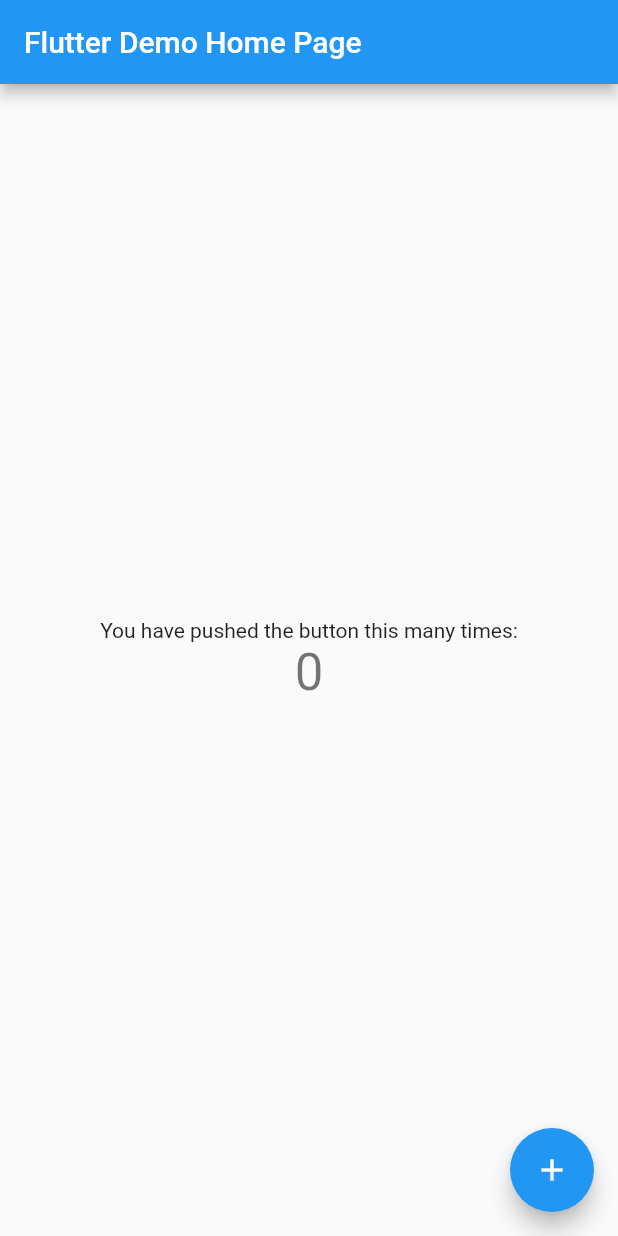
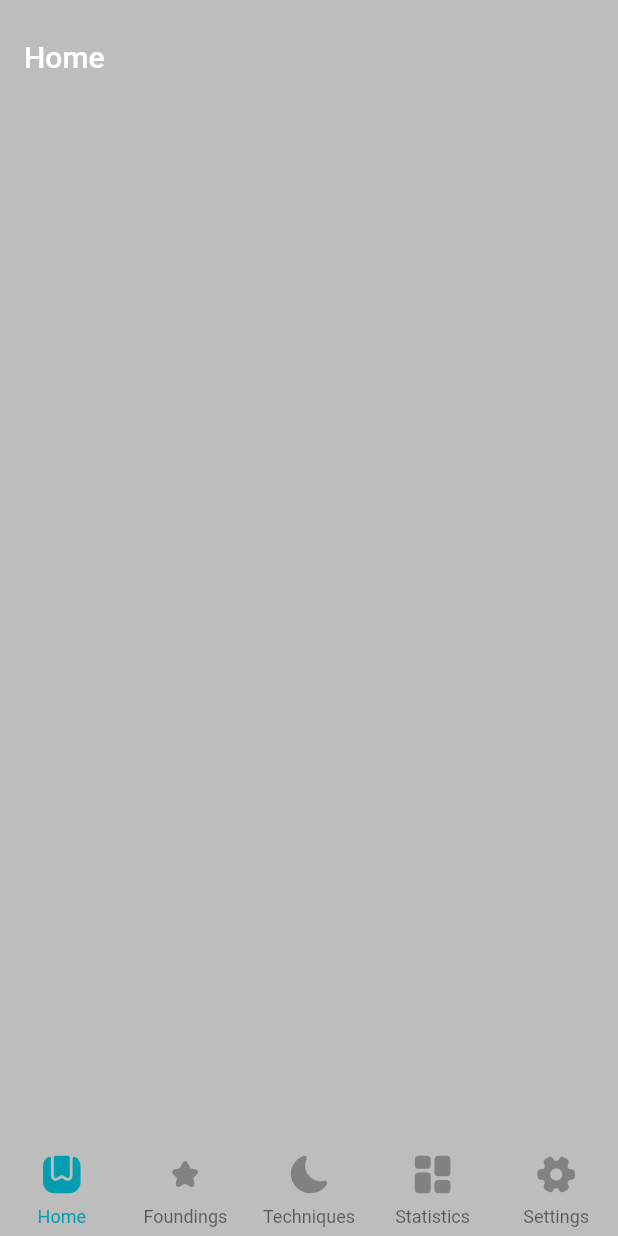
Before and after one commit to basykvitaliy/DreamDiary, a Flutter app: the screen it shows after launch, on a phone screen of 412 x 824 dp. Run offline on Flutter 3.47's test engine with Material 2 defaults, Android fonts, the light colour scheme and no system bars; our stand-ins replace flutter_svg.

Commit message:
added screen

```diff
--- /dev/null
+++ b/lib/helpers/app_colors.dart
@@ -0,0 +1,42 @@
+import 'package:flutter/material.dart';
+
+class AppColors {
+  static const Color white = Color(0xffffffff);
+  static const Color error = Color(0xffe21717);
+
+  /// New colors for populi
+  static const Color mainColor = Color(0xff029eb0);
+  static const Color secondColor = Color(0xff5f62e5);
+  static const Color disabledBtn = Color(0x77785fe5);
+  static const Color gray = Color(0xff828282);
+  static const Color lightGray = Color(0xffbdbdbd);
+}
+
+class AppStyles {
+  static const regularBodyDarkText = TextStyle(fontSize: 14, fontWeight: FontWeight.w400, color: Colors.black);
+  static const regularBodyDarkText12 = TextStyle(fontSize: 12, fontWeight: FontWeight.w400, color: Colors.black);
+  static const regularDarkText16 = TextStyle(fontSize: 16, fontWeight: FontWeight.w400, color: Colors.black);
+  static const regularDarkTextBold16 = TextStyle(fontSize: 16, fontWeight: FontWeight.bold, color: Colors.black);
+  static const regularHeading18 = TextStyle(fontSize: 18, fontWeight: FontWeight.w600, color: Colors.black);
+  static const boldHeading = TextStyle(fontSize: 22, fontWeight: FontWeight.bold, color: Colors.black);
+  static const boldHeading28 = TextStyle(fontSize: 28, fontWeight: FontWeight.bold, color: Colors.black);
+  static const boldBigHeading = TextStyle(fontSize: 32, fontWeight: FontWeight.bold, color: Colors.black);
+
+  static const regularBodyGreyText13 = TextStyle(fontSize: 13, fontWeight: FontWeight.w400, color: Colors.grey);
+  static const regularBodyGreyText14 = TextStyle(fontSize: 14, fontWeight: FontWeight.w400, color: Colors.grey);
+  static const regularGreyText16 = TextStyle(fontSize: 16, fontWeight: FontWeight.w600, color: Colors.grey);
+  static const regularGreyHeading18 = TextStyle(fontSize: 18, fontWeight: FontWeight.w600, color: Colors.grey);
+  static const boldGreyHeading22 = TextStyle(fontSize: 22, fontWeight: FontWeight.bold, color: Colors.grey);
+
+  static const regularBodyWhiteText = TextStyle(fontSize: 8, fontWeight: FontWeight.w400, color: Colors.white);
+  static const regularWhiteText = TextStyle(fontSize: 16, fontWeight: FontWeight.w400, color: Colors.white);
+  static const regularWhiteHeading = TextStyle(fontSize: 18, fontWeight: FontWeight.w400, color: Colors.white);
+  static const boldWhiteHeading = TextStyle(fontSize: 22, fontWeight: FontWeight.bold, color: Colors.white);
+
+  static const regularBodyMainText = TextStyle(fontSize: 8, fontWeight: FontWeight.w400, color: AppColors.mainColor);
+  static const regularMainText16 = TextStyle(fontSize: 16, fontWeight: FontWeight.w400, color: AppColors.mainColor);
+  static const regularMainHeading = TextStyle(fontSize: 18, fontWeight: FontWeight.w400, color: AppColors.mainColor);
+  static const boldMainHeading22 = TextStyle(fontSize: 22, fontWeight: FontWeight.bold, color: AppColors.mainColor);
+  static const boldMainHeading24 = TextStyle(fontSize: 24, fontWeight: FontWeight.bold, color: AppColors.mainColor);
+  static const boldMainHeading28 = TextStyle(fontSize: 28, fontWeight: FontWeight.bold, color: AppColors.mainColor);
+}
--- a/lib/main.dart
+++ b/lib/main.dart
@@ -1,3 +1,4 @@
+import 'package:dream_diary/screens/menu/menu_screen.dart';
 import 'package:flutter/material.dart';
 
 void main() {
@@ -13,103 +14,9 @@
     return MaterialApp(
       title: 'Flutter Demo',
       theme: ThemeData(
-        // This is the theme of your application.
-        //
-        // Try running your application with "flutter run". You'll see the
-        // application has a blue toolbar. Then, without quitting the app, try
-        // changing the primarySwatch below to Colors.green and then invoke
-        // "hot reload" (press "r" in the console where you ran "flutter run",
-        // or simply save your changes to "hot reload" in a Flutter IDE).
-        // Notice that the counter didn't reset back to zero; the application
-        // is not restarted.
         primarySwatch: Colors.blue,
       ),
-      home: const MyHomePage(title: 'Flutter Demo Home Page'),
+      home: MenuScreen(),
     );
   }
 }
-
-class MyHomePage extends StatefulWidget {
-  const MyHomePage({super.key, required this.title});
-
-  // This widget is the home page of your application. It is stateful, meaning
-  // that it has a State object (defined below) that contains fields that affect
-  // how it looks.
-
-  // This class is the configuration for the state. It holds the values (in this
-  // case the title) provided by the parent (in this case the App widget) and
-  // used by the build method of the State. Fields in a Widget subclass are
-  // always marked "final".
-
-  final String title;
-
-  @override
-  State<MyHomePage> createState() => _MyHomePageState();
-}
-
-class _MyHomePageState extends State<MyHomePage> {
-  int _counter = 0;
-
-  void _incrementCounter() {
-    setState(() {
-      // This call to setState tells the Flutter framework that something has
-      // changed in this State, which causes it to rerun the build method below
-      // so that the display can reflect the updated values. If we changed
-      // _counter without calling setState(), then the build method would not be
-      // called again, and so nothing would appear to happen.
-      _counter++;
-    });
-  }
-
-  @override
-  Widget build(BuildContext context) {
-    // This method is rerun every time setState is called, for instance as done
-    // by the _incrementCounter method above.
-    //
-    // The Flutter framework has been optimized to make rerunning build methods
-    // fast, so that you can just rebuild anything that needs updating rather
-    // than having to individually change instances of widgets.
-    return Scaffold(
-      appBar: AppBar(
-        // Here we take the value from the MyHomePage object that was created by
-        // the App.build method, and use it to set our appbar title.
-        title: Text(widget.title),
-      ),
-      body: Center(
-        // Center is a layout widget. It takes a single child and positions it
-        // in the middle of the parent.
-        child: Column(
-          // Column is also a layout widget. It takes a list of children and
-          // arranges them vertically. By default, it sizes itself to fit its
-          // children horizontally, and tries to be as tall as its parent.
-          //
-          // Invoke "debug painting" (press "p" in the console, choose the
-          // "Toggle Debug Paint" action from the Flutter Inspector in Android
-          // Studio, or the "Toggle Debug Paint" command in Visual Studio Code)
-          // to see the wireframe for each widget.
-          //
-          // Column has various properties to control how it sizes itself and
-          // how it positions its children. Here we use mainAxisAlignment to
-          // center the children vertically; the main axis here is the vertical
-          // axis because Columns are vertical (the cross axis would be
-          // horizontal).
-          mainAxisAlignment: MainAxisAlignment.center,
-          children: <Widget>[
-            const Text(
-              'You have pushed the button this many times:',
-            ),
-            Text(
-              '$_counter',
-              style: Theme.of(context).textTheme.headline4,
-            ),
-          ],
-        ),
-      ),
-      floatingActionButton: FloatingActionButton(
-        onPressed: _incrementCounter,
-        tooltip: 'Increment',
-        child: const Icon(Icons.add),
-      ), // This trailing comma makes auto-formatting nicer for build methods.
-    );
-  }
-}
--- /dev/null
+++ b/lib/screens/home/home_screen.dart
@@ -0,0 +1,28 @@
+import 'package:dream_diary/helpers/app_colors.dart';
+import 'package:flutter/material.dart';
+import 'package:flutter_svg/svg.dart';
+
+class HomeScreen extends StatefulWidget {
+  HomeScreen({super.key});
+
+  @override
+  State<HomeScreen> createState() => _HomeScreenState();
+
+}
+
+class _HomeScreenState extends State<HomeScreen> {
+
+  @override
+  Widget build(BuildContext context) {
+    return Scaffold(
+      appBar: AppBar(
+        backgroundColor: Colors.transparent,
+        elevation: 0,
+        automaticallyImplyLeading: false,
+        title: Text("Home"),
+      ),
+      backgroundColor: AppColors.lightGray,
+      body: Container(),
+    );
+  }
+}
--- /dev/null
+++ b/lib/screens/menu/menu_screen.dart
@@ -0,0 +1,167 @@
+import 'package:dream_diary/helpers/app_colors.dart';
+import 'package:dream_diary/screens/foundings/foundings_screen.dart';
+import 'package:dream_diary/screens/home/home_screen.dart';
+import 'package:dream_diary/screens/settings/settings_screen.dart';
+import 'package:dream_diary/screens/statistic/statistic_screen.dart';
+import 'package:dream_diary/screens/techniques/technicques_screen.dart';
+import 'package:flutter/material.dart';
+import 'package:flutter_svg/svg.dart';
+
+class MenuScreen extends StatefulWidget {
+  MenuScreen({super.key});
+
+  @override
+  State<MenuScreen> createState() => _MenuScreenState();
+
+}
+
+class _MenuScreenState extends State<MenuScreen> {
+
+  var scaffoldKey = GlobalKey<ScaffoldState>();
+  var selectedIndex = 0;
+
+  @override
+  Widget build(BuildContext context) {
+    return Scaffold(
+      key: scaffoldKey,
+      appBar: AppBar(
+        backgroundColor: Colors.transparent,
+        elevation: 0,
+        toolbarHeight: 10,
+        automaticallyImplyLeading: false,
+      ),
+      backgroundColor: AppColors.lightGray,
+      body: _buildScreens()[selectedIndex],
+      bottomNavigationBar: BottomNavigationBar(
+        currentIndex: selectedIndex,
+        type: BottomNavigationBarType.fixed,
+        onTap: (index) {
+          setState(() {
+            selectedIndex = index;
+          });
+
+        },
+        backgroundColor: Colors.transparent,
+        elevation: 0,
+        selectedItemColor: AppColors.mainColor,
+        selectedFontSize: 12,
+        items: [
+          BottomNavigationBarItem(
+            icon: Container(
+              padding: const EdgeInsets.only(bottom: 6),
+              child: SvgPicture.asset(
+                "assets/svg/menu_icon_1.svg",
+                width: 30,
+                height: 30,
+                color: AppColors.gray,
+              ),
+            ),
+            activeIcon: Container(
+              padding: const EdgeInsets.only(bottom: 6),
+              child: SvgPicture.asset(
+                "assets/svg/menu_icon_1.svg",
+                width: 30,
+                height: 30,
+                color: AppColors.mainColor,
+              ),
+            ),
+            label: "Home",
+          ),
+          BottomNavigationBarItem(
+              icon: Container(
+                padding: const EdgeInsets.only(bottom: 6),
+                child: SvgPicture.asset(
+                  "assets/svg/menu_icon_2.svg",
+                  width: 30,
+                  height: 30,
+                  color: AppColors.gray,
+                ),
+              ),
+              activeIcon: Container(
+                padding: const EdgeInsets.only(bottom: 6),
+                child: SvgPicture.asset(
+                  "assets/svg/menu_icon_2.svg",
+                  width: 30,
+                  height: 30,
+                  color: AppColors.mainColor,
+                ),
+              ),
+              label: "Foundings"),
+          BottomNavigationBarItem(
+            icon: Container(
+              padding: const EdgeInsets.only(bottom: 6),
+              child: SvgPicture.asset(
+                "assets/svg/menu_icon_3.svg",
+                width: 30,
+                height: 30,
+                color: AppColors.gray,
+              ),
+            ),
+            activeIcon: Container(
+              padding: const EdgeInsets.only(bottom: 6),
+              child: SvgPicture.asset(
+                "assets/svg/menu_icon_3.svg",
+                width: 30,
+                height: 30,
+                color: AppColors.mainColor,
+              ),
+            ),
+            label: "Techniques",
+          ),
+          BottomNavigationBarItem(
+            icon: Container(
+              padding: const EdgeInsets.only(bottom: 6),
+              child: SvgPicture.asset(
+                "assets/svg/menu_icon_4.svg",
+                width: 30,
+                height: 30,
+                color: AppColors.gray,
+              ),
+            ),
+            activeIcon: Container(
+              padding: const EdgeInsets.only(bottom: 6),
+              child: SvgPicture.asset(
+                "assets/svg/menu_icon_4.svg",
+                width: 30,
+                height: 30,
+                color: AppColors.mainColor,
+              ),
+            ),
+            label: "Statistics",
+          ),
+          BottomNavigationBarItem(
+            icon: Container(
+              padding: const EdgeInsets.only(bottom: 6),
+              child: SvgPicture.asset(
+                "assets/svg/menu_icon_5.svg",
+                width: 30,
+                height: 30,
+                color: AppColors.gray,
+              ),
+            ),
+            activeIcon: Container(
+              padding: const EdgeInsets.only(bottom: 6),
+              child: SvgPicture.asset(
+                "assets/svg/menu_icon_5.svg",
+                width: 30,
+                height: 30,
+                color: AppColors.mainColor,
+              ),
+            ),
+            label: "Settings",
+          ),
+        ],
+      ),
+    );
+  }
+}
+
+List<Widget> _buildScreens() {
+  return [
+    HomeScreen(),
+    FoundingsScreen(),
+    TechniquesScreen(),
+    StatisticScreen(),
+    SettingsScreen()
+  ];
+}
```
Also changed, not shown: lib/helpers/constants.dart (added, +11 -0 lines), lib/screens/foundings/foundings_screen.dart (added, +29 -0 lines), lib/screens/settings/settings_screen.dart (added, +29 -0 lines), lib/screens/statistic/statistic_screen.dart (added, +29 -0 lines), lib/screens/techniques/technicques_screen.dart (added, +29 -0 lines), pubspec.yaml (+5 -3 lines), assets/svg/menu_icon_1.svg (added), assets/svg/menu_icon_2.svg (added), assets/svg/menu_icon_3.svg (added), assets/svg/menu_icon_4.svg (added), assets/svg/menu_icon_5.svg (added), pubspec.lock.
